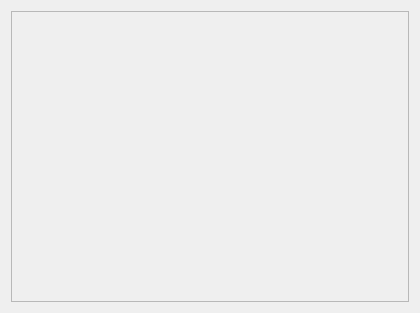
First picture: the form in Code/Gui/MITK/Modules/niftkIGIGui/ToolsGui/QmitkIGIUltrasonixToolGui.ui, repository NifTK/NifTK, before the edit.
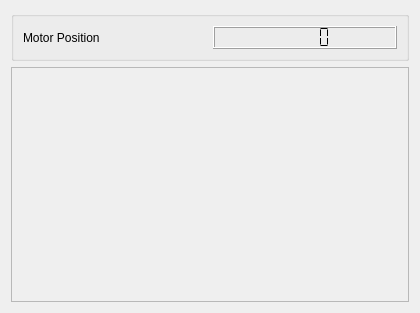
Second picture: the form after the edit.

Commit message: Feature #1763 added angle display widget to ultrasonix interface

What changed in the file:
```diff
--- a/Code/Gui/MITK/Modules/niftkIGIGui/ToolsGui/QmitkIGIUltrasonixToolGui.ui
+++ b/Code/Gui/MITK/Modules/niftkIGIGui/ToolsGui/QmitkIGIUltrasonixToolGui.ui
@@ -20,6 +20,32 @@
    <string>Form</string>
   </property>
   <layout class="QVBoxLayout" name="verticalLayout">
+   <item>
+    <widget class="QGroupBox" name="groupBox">
+     <property name="title">
+      <string/>
+     </property>
+     <layout class="QHBoxLayout" name="horizontalLayout">
+      <item>
+       <widget class="QLabel" name="label">
+        <property name="text">
+         <string>Motor Position</string>
+        </property>
+       </widget>
+      </item>
+      <item>
+       <widget class="QLCDNumber" name="lcdNumber">
+        <property name="autoFillBackground">
+         <bool>false</bool>
+        </property>
+        <property name="segmentStyle">
+         <enum>QLCDNumber::Flat</enum>
+        </property>
+       </widget>
+      </item>
+     </layout>
+    </widget>
+   </item>
    <item>
     <widget class="QScrollArea" name="m_ScrollArea">
      <property name="widgetResizable">
@@ -30,8 +56,8 @@
        <rect>
         <x>0</x>
         <y>0</y>
-        <width>394</width>
-        <height>287</height>
+        <width>398</width>
+        <height>240</height>
        </rect>
       </property>
       <property name="sizePolicy">
```
The commit also changes 1 other file.
